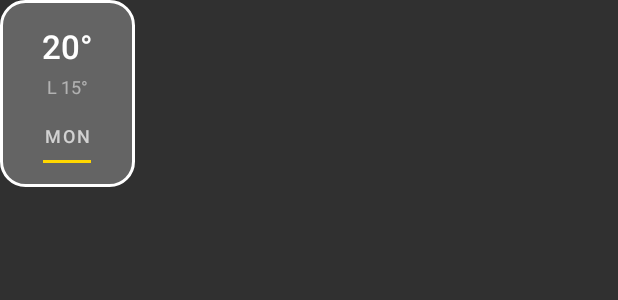
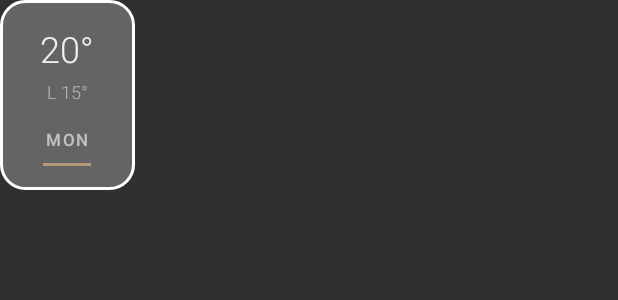
Before and after one commit to livysurf/tv-weather, an Android app: the layout item_daily.xml on its own in the app's theme, with its tools: preview values and no code run, on a phone screen of 412 x 824 dp. Shown: the top 300 px of the screen. Run offline under Robolectric (Android 15) with nearby library versions, the phone set to English and light mode, and no system bars.

Commit message:
Update item_daily.xml

```diff
--- a/app/src/main/res/layout/item_daily.xml
+++ b/app/src/main/res/layout/item_daily.xml
@@ -11,9 +11,47 @@
     android:paddingTop="16dp"
     android:paddingBottom="16dp">
 
-    <TextView android:id="@+id/day_temp" android:layout_width="wrap_content" android:layout_height="wrap_content" android:text="20°" android:textColor="#FFFFFF" android:textSize="22sp" android:fontFamily="sans-serif-medium"/>
-    <TextView android:id="@+id/day_low" android:layout_width="wrap_content" android:layout_height="wrap_content" android:layout_marginTop="4dp" android:text="L 15°" android:textColor="#80FFFFFF" android:textSize="12sp"/>
-    <TextView android:id="@+id/day_name" android:layout_width="wrap_content" android:layout_height="wrap_content" android:layout_marginTop="16dp" android:text="MON" android:textColor="#B3FFFFFF" android:textSize="12sp" android:fontFamily="sans-serif-medium" android:letterSpacing="0.1"/>
-    <View android:layout_width="32dp" android:layout_height="2dp" android:layout_marginTop="8dp" android:background="#FFD700"/>
-    <TextView android:id="@+id/day_icon" android:layout_width="wrap_content" android:layout_height="wrap_content" android:visibility="gone"/>
+    <!-- Softened Text Colors -->
+    <TextView
+        android:id="@+id/day_temp"
+        android:layout_width="wrap_content"
+        android:layout_height="wrap_content"
+        android:text="20°"
+        android:textColor="#F0F0F0"
+        android:textSize="24sp"
+        android:fontFamily="sans-serif-light"/>
+
+    <TextView
+        android:id="@+id/day_low"
+        android:layout_width="wrap_content"
+        android:layout_height="wrap_content"
+        android:layout_marginTop="4dp"
+        android:text="L 15°"
+        android:textColor="#80FFFFFF"
+        android:textSize="12sp"
+        android:fontFamily="sans-serif-light"/>
+
+    <TextView
+        android:id="@+id/day_name"
+        android:layout_width="wrap_content"
+        android:layout_height="wrap_content"
+        android:layout_marginTop="16dp"
+        android:text="MON"
+        android:textColor="#99FFFFFF"
+        android:textSize="11sp"
+        android:fontFamily="sans-serif-medium"
+        android:letterSpacing="0.1"/>
+
+    <!-- Muted Champagne Gold Line instead of bright Yellow -->
+    <View
+        android:layout_width="32dp"
+        android:layout_height="2dp"
+        android:layout_marginTop="8dp"
+        android:background="#B39B7A"/>
+
+    <TextView
+        android:id="@+id/day_icon"
+        android:layout_width="wrap_content"
+        android:layout_height="wrap_content"
+        android:visibility="gone"/>
 </LinearLayout>
```
